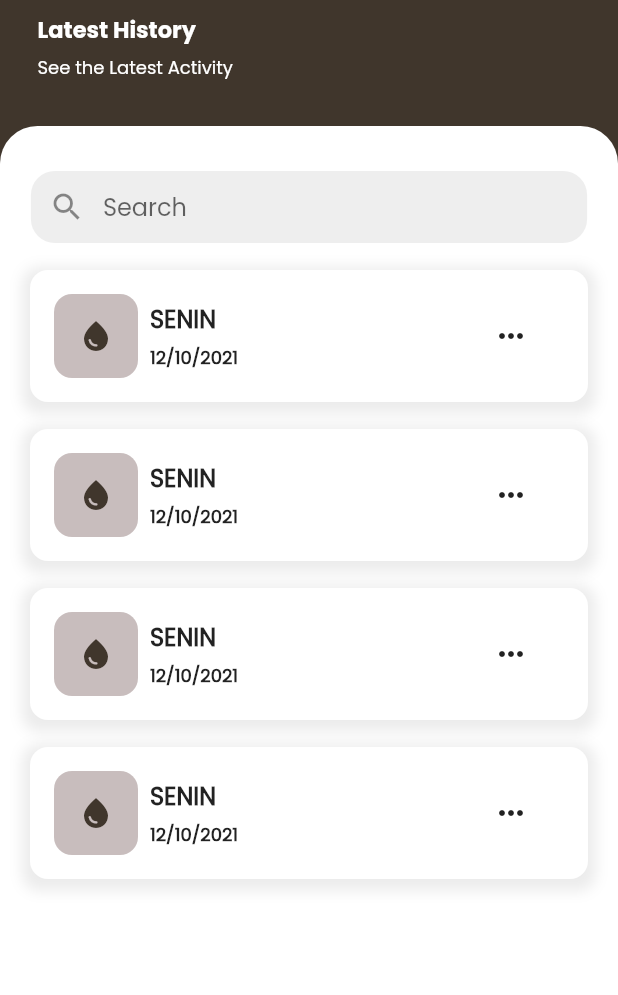
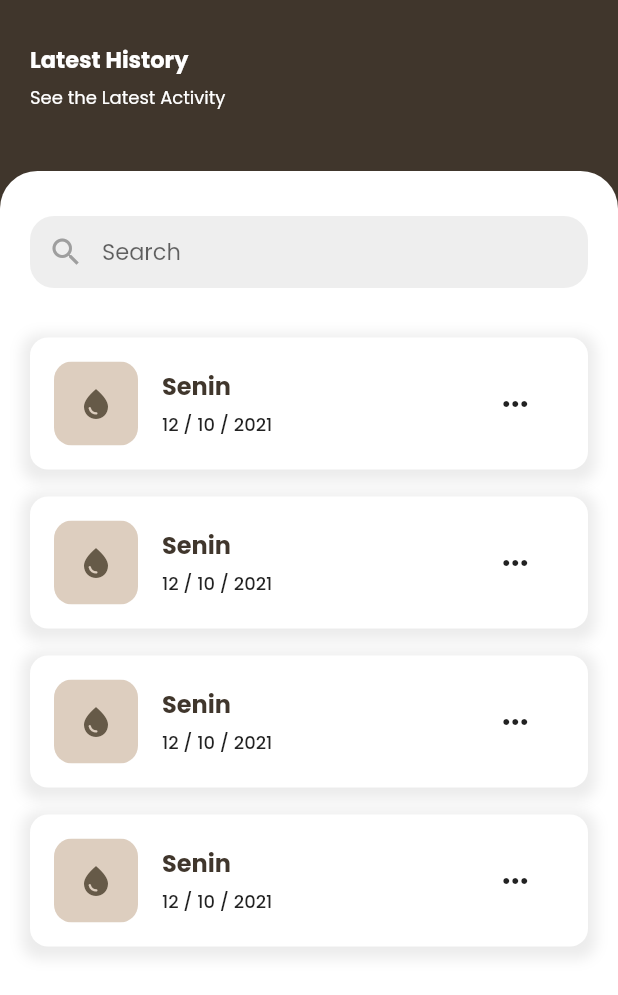
Before and after one commit to gloeserin/smart-lumbung-jamur, a Flutter app: the HistoryPage screen opened directly, on a phone screen of 412 x 824 dp. Shown: the top 995 px of the screen. Run offline on Flutter 3.47's test engine with Material 2 defaults, Android fonts, the phone set to English and light mode, and no system bars; our stand-ins replace curved_navigation_bar, font_awesome_flutter, get, google_fonts, hexcolor, iconsax and 2 more; missing offline and left inert: dart:ffi, material_dialogs, page_animation_transition.

Commit message:
update tampilan logout & history page

```diff
--- a/lib/page/history_page.dart
+++ b/lib/page/history_page.dart
@@ -204,7 +204,7 @@ class _HistoryPageState extends State<HistoryPage> {
         child: Column(
           children: [
             Padding(
-              padding: const EdgeInsets.symmetric(horizontal: 25.0),
+              padding: const EdgeInsets.all(20),
               child: Column(
                 children: [
                   Row(
@@ -245,49 +245,49 @@ class _HistoryPageState extends State<HistoryPage> {
               ),
             ),
             SizedBox(
-              height: 30,
+              height: 20,
             ),
             Expanded(
               child: ClipRRect(
-                borderRadius: BorderRadius.only(
-                  topLeft: Radius.circular(25),
-                  topRight: Radius.circular(25),
-                ),
+                borderRadius: BorderRadius.only(topLeft: Radius.circular(25),topRight: Radius.circular(25)),
                 child: Container(
                   color: Colors.white,
                     child: Column(
                       children: [
-                          SizedBox(
-                              height: 30,
-                            ),
-                      Container(
-                        width: MediaQuery.of(context).size.width *
-                            0.9, // Sesuaikan dengan lebar yang diinginkan
-                        // padding: EdgeInsets.all(10),
-
+                        SizedBox(height: 30),
+                        Padding(
+                          padding: const EdgeInsets.only(left: 20, right: 20),
+                          child: Container(
+                            width: MediaQuery.of(context).size.width,
                             decoration: BoxDecoration(
                               color: Colors.grey[200],
-                            borderRadius: BorderRadius.circular(16)),
+                              borderRadius: BorderRadius.circular(16),
+                            ),
                             child: TextField(
+                              cursorColor: Colors.grey,
                               decoration: InputDecoration(
                                 border: InputBorder.none,
                                 hintText: 'Search',
-                            prefixIcon: Icon(Icons.search),
+                                hintStyle: TextStyle(fontSize: 15),
+                                prefixIcon: Icon(
+                                  Icons.search,
+                                  color: Colors.grey, // Warna ikon saat tidak aktif
+                                ),
+
                               ),
                             ),
                           ),
+                        ),
+                        SizedBox(height: 15,),
                         Expanded(
                           child: ListView(
-                          padding: EdgeInsets.only(left:20,right:20),
                             children: [
-
-
                               SizedBox(
                                 height: 18,
                               ),
-                           Container(
-                              width: MediaQuery.of(context).size.width *
-                                  0.9, // Sesuaikan dengan lebar yang diinginkan
+                             Padding(
+                               padding: const EdgeInsets.only(left: 20, right: 20),
+                               child: Container(
                                   padding: EdgeInsets.all(16),
                                   decoration: BoxDecoration(
                                     color: Colors.white,
@@ -302,7 +302,6 @@ class _HistoryPageState extends State<HistoryPage> {
                                       ),
                                     ],
                                   ),
-
                                   child: Row(
                                     // mainAxisAlignment: MainAxisAlignment.spaceBetween,
                                     children: [
@@ -310,20 +309,21 @@ class _HistoryPageState extends State<HistoryPage> {
                                         borderRadius: BorderRadius.circular(12),
                                         child: Container(
                                           padding: EdgeInsets.all(16),
-                                      color: Color.fromARGB(255, 200, 189, 189),
-                                      child: Icon(Icons.water_drop, color: GlobalColors.darkbrown,),
+                                          color: GlobalColors.wateringcolor,
+                                          child: Icon(Icons.water_drop, color: GlobalColors.brown,),
                                         ),
                                       ),
                                       SizedBox(
-                                    width: 8,
+                                        width: 16,
                                       ),
                                       Column(
                                         crossAxisAlignment: CrossAxisAlignment.start,
                                         children: [
                                           Text(
-                                        'SENIN',
+                                            'Senin',
                                             style: TextStyle(
-                                          fontWeight: FontWeight.bold,
+                                              color: GlobalColors.darkbrown,
+                                              fontFamily: 'PoppinsBold',
                                               fontSize: 16,
                                             ),
                                           ),
@@ -331,33 +331,34 @@ class _HistoryPageState extends State<HistoryPage> {
                                             height: 5,
                                           ),
                                           Text(
-                                        '12/10/2021',
+                                            '12 / 10 / 2021',
                                             style: TextStyle(
-                                          fontWeight: FontWeight.bold,
+                                              fontFamily: 'PoppinsMedium',
                                               fontSize: 12,
                                             ),
                                           ),
                                         ],
                                       ),
                                       SizedBox(
-                                    width: 170,
+                                        width: 150,
                                       ),
                                       GestureDetector(
                                         onTap: () {
                                           showPopupDialog(
-                                          context); // Fungsi yang ingin Anda panggil saat ikon diklik
+                                              context);
                                         },
                                         child: Icon(Icons.more_horiz),
                                       ),
                                     ],
                                   ),
                                 ),
+                             ),
                               SizedBox(
                                 height: 18,
                               ),
-                            Container(
-                              width: MediaQuery.of(context).size.width *
-                                  0.9, // Sesuaikan dengan lebar yang diinginkan
+                             Padding(
+                               padding: const EdgeInsets.only(left: 20, right: 20),
+                               child: Container(
                                   padding: EdgeInsets.all(16),
                                   decoration: BoxDecoration(
                                     color: Colors.white,
@@ -372,7 +373,6 @@ class _HistoryPageState extends State<HistoryPage> {
                                       ),
                                     ],
                                   ),
-
                                   child: Row(
                                     // mainAxisAlignment: MainAxisAlignment.spaceBetween,
                                     children: [
@@ -380,20 +380,21 @@ class _HistoryPageState extends State<HistoryPage> {
                                         borderRadius: BorderRadius.circular(12),
                                         child: Container(
                                           padding: EdgeInsets.all(16),
-                                      color: Color.fromARGB(255, 200, 189, 189),
-                                      child: Icon(Icons.water_drop, color: GlobalColors.darkbrown,),
+                                          color: GlobalColors.wateringcolor,
+                                          child: Icon(Icons.water_drop, color: GlobalColors.brown,),
                                         ),
                                       ),
                                       SizedBox(
-                                    width: 8,
+                                        width: 16,
                                       ),
                                       Column(
                                         crossAxisAlignment: CrossAxisAlignment.start,
                                         children: [
                                           Text(
-                                        'SENIN',
+                                            'Senin',
                                             style: TextStyle(
-                                          fontWeight: FontWeight.bold,
+                                              color: GlobalColors.darkbrown,
+                                              fontFamily: 'PoppinsBold',
                                               fontSize: 16,
                                             ),
                                           ),
@@ -401,33 +402,34 @@ class _HistoryPageState extends State<HistoryPage> {
                                             height: 5,
                                           ),
                                           Text(
-                                        '12/10/2021',
+                                            '12 / 10 / 2021',
                                             style: TextStyle(
-                                          fontWeight: FontWeight.bold,
+                                              fontFamily: 'PoppinsMedium',
                                               fontSize: 12,
                                             ),
                                           ),
                                         ],
                                       ),
                                       SizedBox(
-                                    width: 170,
+                                        width: 150,
                                       ),
                                       GestureDetector(
                                         onTap: () {
                                           showPopupDialog(
-                                          context); // Fungsi yang ingin Anda panggil saat ikon diklik
+                                              context);
                                         },
                                         child: Icon(Icons.more_horiz),
                                       ),
                                     ],
                                   ),
                                 ),
+                             ),
                               SizedBox(
                                 height: 18,
                               ),
-                           Container(
-                              width: MediaQuery.of(context).size.width *
-                                  0.9, // Sesuaikan dengan lebar yang diinginkan
+                             Padding(
+                               padding: const EdgeInsets.only(left: 20, right: 20),
+                               child: Container(
                                   padding: EdgeInsets.all(16),
                                   decoration: BoxDecoration(
                                     color: Colors.white,
@@ -442,7 +444,6 @@ class _HistoryPageState extends State<HistoryPage> {
                                       ),
                                     ],
                                   ),
-
                                   child: Row(
                                     // mainAxisAlignment: MainAxisAlignment.spaceBetween,
                                     children: [
@@ -450,20 +451,21 @@ class _HistoryPageState extends State<HistoryPage> {
                                         borderRadius: BorderRadius.circular(12),
                                         child: Container(
                                           padding: EdgeInsets.all(16),
-                                      color: Color.fromARGB(255, 200, 189, 189),
-                                      child: Icon(Icons.water_drop, color: GlobalColors.darkbrown,),
+                                          color: GlobalColors.wateringcolor,
+                                          child: Icon(Icons.water_drop, color: GlobalColors.brown,),
                                         ),
                                       ),
                                       SizedBox(
-                                    width: 8,
+                                        width: 16,
                                       ),
                                       Column(
                                         crossAxisAlignment: CrossAxisAlignment.start,
                                         children: [
                                           Text(
-                                        'SENIN',
+                                            'Senin',
                                             style: TextStyle(
-                                          fontWeight: FontWeight.bold,
+                                              color: GlobalColors.darkbrown,
+                                              fontFamily: 'PoppinsBold',
                                               fontSize: 16,
                                             ),
                                           ),
@@ -471,33 +473,34 @@ class _HistoryPageState extends State<HistoryPage> {
                                             height: 5,
                                           ),
                                           Text(
-                                        '12/10/2021',
+                                            '12 / 10 / 2021',
                                             style: TextStyle(
-                                          fontWeight: FontWeight.bold,
+                                              fontFamily: 'PoppinsMedium',
                                               fontSize: 12,
                                             ),
                                           ),
                                         ],
                                       ),
                                       SizedBox(
-                                    width: 170,
+                                        width: 150,
                                       ),
                                       GestureDetector(
                                         onTap: () {
                                           showPopupDialog(
-                                          context); // Fungsi yang ingin Anda panggil saat ikon diklik
+                                              context);
                                         },
                                         child: Icon(Icons.more_horiz),
                                       ),
                                     ],
                                   ),
                                 ),
+                             ),
                               SizedBox(
                                 height: 18,
                               ),
-                            Container(
-                              width: MediaQuery.of(context).size.width *
-                                  0.9, // Sesuaikan dengan lebar yang diinginkan
+                             Padding(
+                               padding: const EdgeInsets.only(left: 20, right: 20),
+                               child: Container(
                                   padding: EdgeInsets.all(16),
                                   decoration: BoxDecoration(
                                     color: Colors.white,
@@ -512,7 +515,6 @@ class _HistoryPageState extends State<HistoryPage> {
                                       ),
                                     ],
                                   ),
-
                                   child: Row(
                                     // mainAxisAlignment: MainAxisAlignment.spaceBetween,
                                     children: [
@@ -520,20 +522,21 @@ class _HistoryPageState extends State<HistoryPage> {
                                         borderRadius: BorderRadius.circular(12),
                                         child: Container(
                                           padding: EdgeInsets.all(16),
-                                      color: Color.fromARGB(255, 200, 189, 189),
-                                      child: Icon(Icons.water_drop, color: GlobalColors.darkbrown,),
+                                          color: GlobalColors.wateringcolor,
+                                          child: Icon(Icons.water_drop, color: GlobalColors.brown,),
                                         ),
                                       ),
                                       SizedBox(
-                                    width: 8,
+                                        width: 16,
                                       ),
                                       Column(
                                         crossAxisAlignment: CrossAxisAlignment.start,
                                         children: [
                                           Text(
-                                        'SENIN',
+                                            'Senin',
                                             style: TextStyle(
-                                          fontWeight: FontWeight.bold,
+                                              color: GlobalColors.darkbrown,
+                                              fontFamily: 'PoppinsBold',
                                               fontSize: 16,
                                             ),
                                           ),
@@ -541,33 +544,36 @@ class _HistoryPageState extends State<HistoryPage> {
                                             height: 5,
                                           ),
                                           Text(
-                                        '12/10/2021',
+                                            '12 / 10 / 2021',
                                             style: TextStyle(
-                                          fontWeight: FontWeight.bold,
+                                              fontFamily: 'PoppinsMedium',
                                               fontSize: 12,
                                             ),
                                           ),
                                         ],
                                       ),
                                       SizedBox(
-                                    width: 170,
+                                        width: 150,
                                       ),
                                       GestureDetector(
                                         onTap: () {
                                           showPopupDialog(
-                                          context); // Fungsi yang ingin Anda panggil saat ikon diklik
+                                              context);
                                         },
                                         child: Icon(Icons.more_horiz),
                                       ),
                                     ],
                                   ),
                                 ),
+                             ),
+
+
                             ],
                           ),
                         ),
                       ],
+                    ),
                   )
-                ),
                 ),
               ),
           ],
--- a/lib/page/home_page.dart
+++ b/lib/page/home_page.dart
@@ -68,7 +68,7 @@ class _HomePageState extends State<HomePage>
               Stack(
                 children: [
                   Container(
-                    height: 230,
+                    height: 250,
                     width: double.infinity,
                     color: GlobalColors.darkbrown,
                   ),
@@ -380,6 +380,8 @@ class _HomePageState extends State<HomePage>
                                   child: Row(
                                     mainAxisAlignment: MainAxisAlignment.start,
                                     children: [
+                                      Icon(FontAwesomeIcons.water, color: Color.fromARGB(255, 113, 183, 211),),
+                                      SizedBox(width: 14,),
                                       Text(
                                         "Penyiraman Manual",
                                         style: TextStyle(
@@ -779,10 +781,11 @@ class _HomePageState extends State<HomePage>
   }
 
   String formatDateTime(DateTime dateTime) {
-  initializeDateFormatting('id_ID', null);
-  final DateFormat formatter = DateFormat('EEEE, dd MMMM yyyy  |  HH:mm', 'id_ID');
-  return formatter.format(dateTime);
-}
+    initializeDateFormatting('id_ID', null);
+    final DateFormat formatter =
+        DateFormat('EEEE, dd MMMM yyyy  |  HH:mm', 'id_ID');
+    return formatter.format(dateTime);
+  }
 }
 
 class HomePageClipper extends CustomClipper<Path> {
--- a/lib/page/profile_page.dart
+++ b/lib/page/profile_page.dart
@@ -77,13 +77,13 @@ class _ProfilePageState extends State<ProfilePage> {
                           title: Row(
                             children: [
                               Icon(
-                                FontAwesomeIcons.circleExclamation,
+                                FontAwesomeIcons.rightFromBracket,
                                 color: GlobalColors.darkbrown,
                                 size: 20,
                               ),
                               SizedBox(width: 12),
                               Text(
-                                'INFORMASI',
+                                'LOGOUT',
                                 style: TextStyle(
                                   fontSize: 17,
                                   fontFamily: 'PoppinsBold',
--- a/lib/screen/menu_screen.dart
+++ b/lib/screen/menu_screen.dart
@@ -44,7 +44,7 @@ class _MenuScreenState extends State<MenuScreen> {
             color: Colors.white,
           ),
           Icon(
-            Icons.person,
+            Icons.logout,
             color: Colors.white,
           ),
         ],
```
Lines whose indentation alone changed are shown as unchanged.
